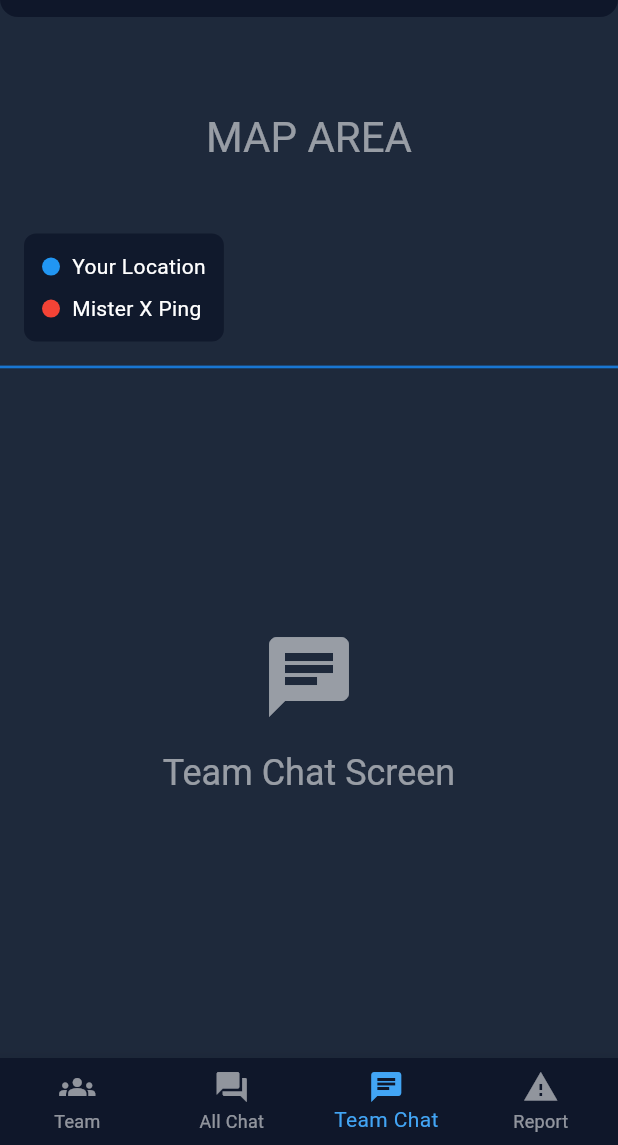
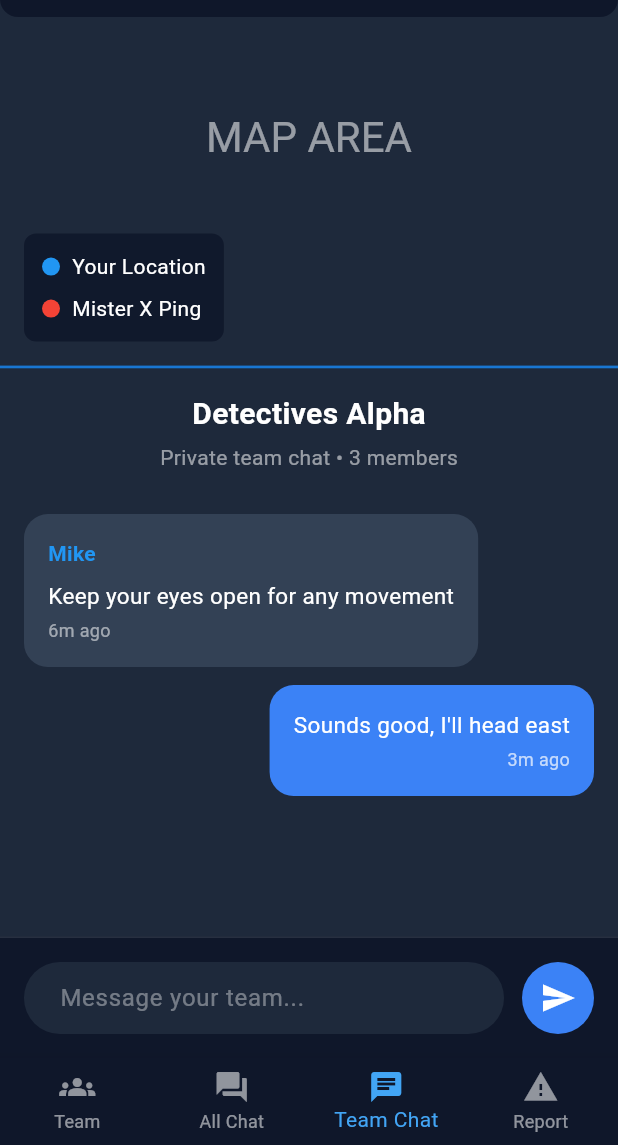
Before and after one commit to htlleonding-x-act/x-act, a Flutter app: the screen it shows after launch, item 3 of the bottom bar chosen, on a phone screen of 412 x 824 dp, the part 91-1236 px from its top. Run offline on Flutter 3.47's test engine with Material 3 defaults, Android fonts, the phone set to English and light mode, and no system bars.

Commit message:
feat(frontend/team-chat): add dummy messages with message send input
recentralize message input box into seperate widget

```diff
--- a/xact_frontend/lib/screens/all_chat_screen.dart
+++ b/xact_frontend/lib/screens/all_chat_screen.dart
@@ -1,4 +1,5 @@
 import 'package:flutter/material.dart';
+import '../widgets/chat_input_bar.dart';
 
 class AllChatScreen extends StatelessWidget {
   const AllChatScreen({super.key});
@@ -54,53 +55,7 @@ class AllChatScreen extends StatelessWidget {
               ],
             ),
           ),
-          Container(
-            padding: const EdgeInsets.all(16),
-            decoration: BoxDecoration(
-              color: const Color(0xFF0F172A),
-              border: Border(top: BorderSide(color: Colors.white10, width: 1)),
-            ),
-            child: SafeArea(
-              child: Row(
-                children: [
-                  Expanded(
-                    child: TextField(
-                      style: const TextStyle(color: Colors.white),
-                      decoration: InputDecoration(
-                        hintText: 'Message all chat...',
-                        hintStyle: TextStyle(color: Colors.white38),
-                        filled: true,
-                        fillColor: const Color(0xFF1E293B),
-                        border: OutlineInputBorder(
-                          borderRadius: BorderRadius.circular(24),
-                          borderSide: BorderSide.none,
-                        ),
-                        contentPadding: const EdgeInsets.symmetric(
-                          horizontal: 20,
-                          vertical: 12,
-                        ),
-                      ),
-                      maxLines: null,
-                      textInputAction: TextInputAction.send,
-                    ),
-                  ),
-                  const SizedBox(width: 12),
-                  Container(
-                    decoration: BoxDecoration(
-                      color: const Color(0xFF3B82F6),
-                      borderRadius: BorderRadius.circular(24),
-                    ),
-                    child: IconButton(
-                      icon: const Icon(Icons.send, color: Colors.white),
-                      onPressed: () {
-                        // TODO: implement send message functionality
-                      },
-                    ),
-                  ),
-                ],
-              ),
-            ),
-          ),
+          ChatInputBar(hintText: 'Message all chat...', onSend: () {}),
         ],
       ),
     );
--- a/xact_frontend/lib/screens/team_chat_screen.dart
+++ b/xact_frontend/lib/screens/team_chat_screen.dart
@@ -1,4 +1,5 @@
 import 'package:flutter/material.dart';
+import '../widgets/chat_input_bar.dart';
 
 class TeamChatScreen extends StatelessWidget {
   const TeamChatScreen({super.key});
@@ -7,13 +8,114 @@ class TeamChatScreen extends StatelessWidget {
   Widget build(BuildContext context) {
     return Container(
       color: const Color(0xFF1E293B),
-      child: Center(
+      child: Column(
+        children: [
+          Container(
+            padding: const EdgeInsets.all(16),
+            child: Column(
+              crossAxisAlignment: CrossAxisAlignment.center,
+              children: [
+                Text(
+                  'Detectives Alpha',
+                  style: TextStyle(
+                    color: Colors.white,
+                    fontSize: 20,
+                    fontWeight: FontWeight.bold,
+                  ),
+                ),
+                const SizedBox(height: 4),
+                Text(
+                  'Private team chat • 3 members',
+                  style: TextStyle(color: Colors.white54, fontSize: 14),
+                ),
+              ],
+            ),
+          ),
+          Expanded(
+            child: ListView(
+              padding: const EdgeInsets.symmetric(horizontal: 16),
+              children: [
+                const SizedBox(height: 12),
+                _ChatMessage(
+                  senderName: 'Mike',
+                  message: 'Keep your eyes open for any movement',
+                  timeAgo: 6,
+                  senderColor: Colors.blue,
+                ),
+                const SizedBox(height: 12),
+                _ChatMessage(
+                  message: "Sounds good, I'll head east",
+                  timeAgo: 3,
+                  isCurrentUser: true,
+                ),
+              ],
+            ),
+          ),
+          ChatInputBar(hintText: 'Message your team...', onSend: () {}),
+        ],
+      ),
+    );
+  }
+}
+
+class _ChatMessage extends StatelessWidget {
+  final String? senderName;
+  final String message;
+  final int timeAgo;
+  final bool isCurrentUser;
+  final Color? senderColor;
+
+  const _ChatMessage({
+    this.senderName,
+    required this.message,
+    required this.timeAgo,
+    this.isCurrentUser = false,
+    this.senderColor,
+  });
+
+  @override
+  Widget build(BuildContext context) {
+    return Align(
+      alignment: isCurrentUser ? Alignment.centerRight : Alignment.centerLeft,
+      child: Container(
+        constraints: BoxConstraints(
+          maxWidth: MediaQuery.of(context).size.width * 0.75,
+        ),
+        padding: const EdgeInsets.all(16),
+        decoration: BoxDecoration(
+          color: isCurrentUser
+              ? const Color(0xFF3B82F6)
+              : const Color(0xFF334155),
+          borderRadius: BorderRadius.circular(16),
+        ),
         child: Column(
-          mainAxisAlignment: MainAxisAlignment.center,
+          crossAxisAlignment: isCurrentUser
+              ? CrossAxisAlignment.end
+              : CrossAxisAlignment.start,
           children: [
-            Icon(Icons.chat, size: 64, color: Colors.white54),
-            const SizedBox(height: 16),
-            Text('Team Chat Screen', style: Theme.of(context).textTheme.headlineSmall?.copyWith(color: Colors.white54)),
+            if (!isCurrentUser && senderName != null) ...[
+              Text(
+                senderName!,
+                style: TextStyle(
+                  color: senderColor ?? const Color(0xFF60A5FA),
+                  fontWeight: FontWeight.bold,
+                  fontSize: 14,
+                ),
+              ),
+              const SizedBox(height: 8),
+            ],
+            Text(
+              message,
+              style: const TextStyle(color: Colors.white, fontSize: 15),
+            ),
+            const SizedBox(height: 4),
+            Text(
+              '${timeAgo}m ago',
+              style: TextStyle(
+                color: isCurrentUser ? Colors.white70 : Colors.white54,
+                fontSize: 12,
+              ),
+            ),
           ],
         ),
       ),
--- /dev/null
+++ b/xact_frontend/lib/widgets/chat_input_bar.dart
@@ -0,0 +1,61 @@
+import 'package:flutter/material.dart';
+
+class ChatInputBar extends StatelessWidget {
+  final String hintText;
+  final VoidCallback? onSend;
+
+  const ChatInputBar({super.key, required this.hintText, this.onSend});
+
+  @override
+  Widget build(BuildContext context) {
+    return Container(
+      padding: const EdgeInsets.all(16),
+      decoration: BoxDecoration(
+        color: const Color(0xFF0F172A),
+        border: Border(top: BorderSide(color: Colors.white10, width: 1)),
+      ),
+      child: SafeArea(
+        child: Row(
+          children: [
+            Expanded(
+              child: TextField(
+                style: const TextStyle(color: Colors.white),
+                decoration: InputDecoration(
+                  hintText: hintText,
+                  hintStyle: TextStyle(color: Colors.white38),
+                  filled: true,
+                  fillColor: const Color(0xFF1E293B),
+                  border: OutlineInputBorder(
+                    borderRadius: BorderRadius.circular(24),
+                    borderSide: BorderSide.none,
+                  ),
+                  contentPadding: const EdgeInsets.symmetric(
+                    horizontal: 20,
+                    vertical: 12,
+                  ),
+                ),
+                maxLines: null,
+                textInputAction: TextInputAction.send,
+              ),
+            ),
+            const SizedBox(width: 12),
+            Container(
+              decoration: BoxDecoration(
+                color: const Color(0xFF3B82F6),
+                borderRadius: BorderRadius.circular(24),
+              ),
+              child: IconButton(
+                icon: const Icon(Icons.send, color: Colors.white),
+                onPressed:
+                    onSend ??
+                    () {
+                      // TODO: implement send message functionality
+                    },
+              ),
+            ),
+          ],
+        ),
+      ),
+    );
+  }
+}
```
